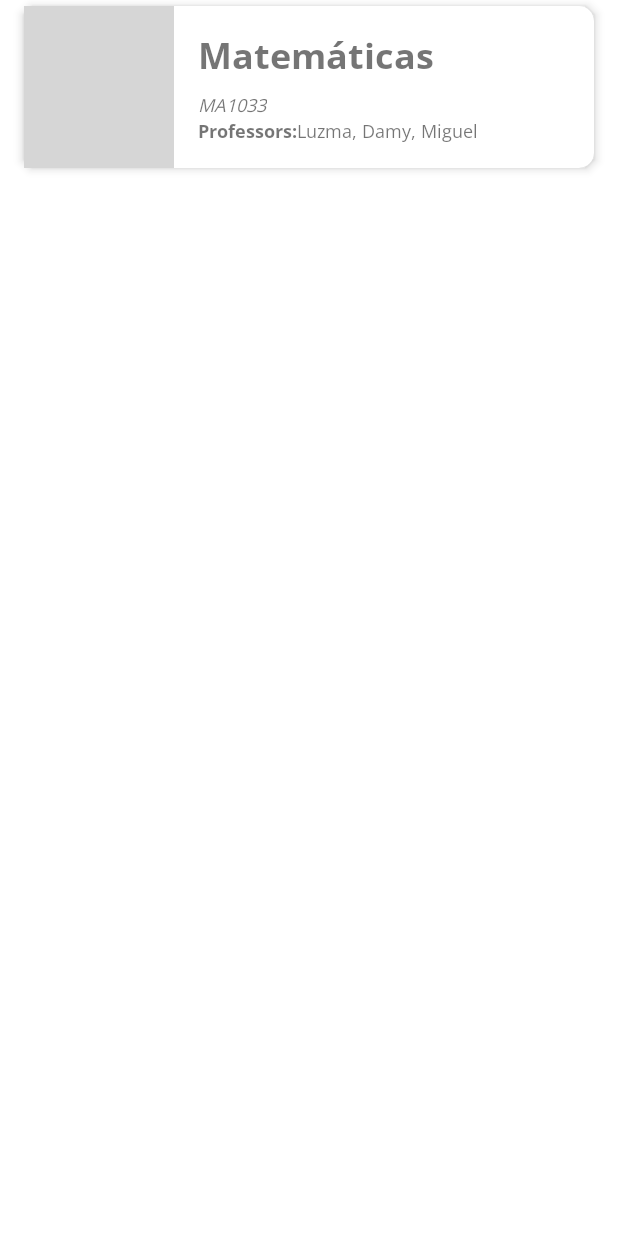
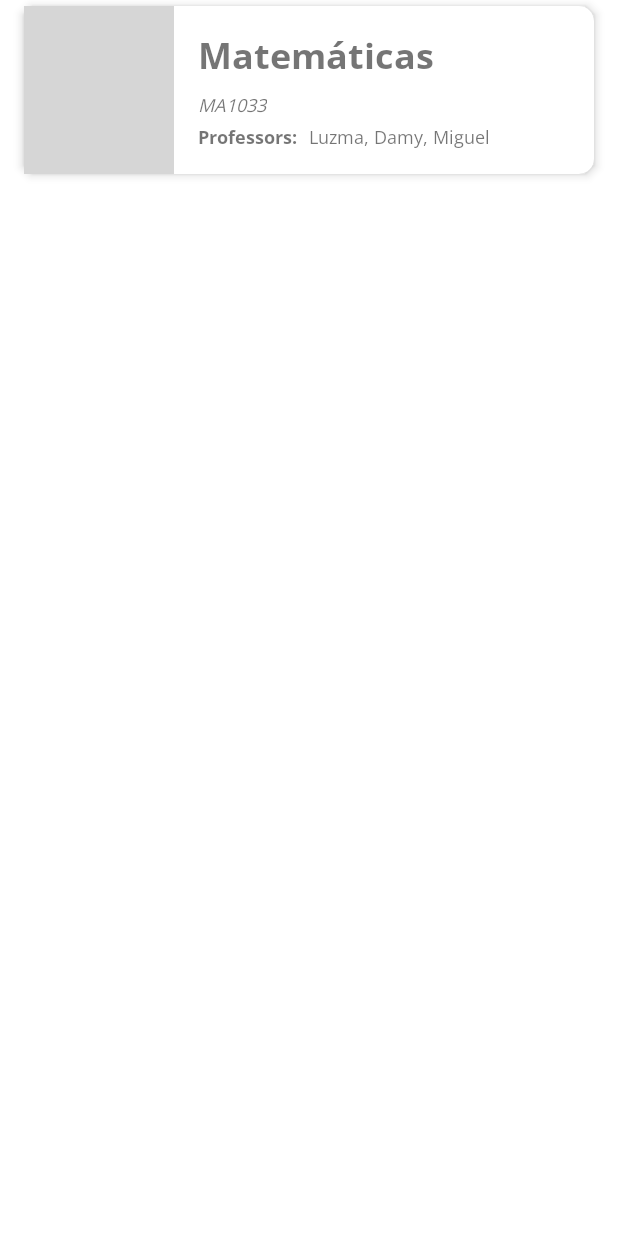
Before and after one commit to CarlosCRG19/Rusheers, an Android app: the layout item_class.xml on its own in the app's theme, with its tools: preview values and no code run, on a phone screen of 412 x 824 dp. Run offline under Robolectric (Android 15) with nearby library versions, the phone set to English and light mode, and no system bars; grey boxes are pictures that could not be loaded.

Commit message:
Added main activity, user can see classes

```diff
--- a/HackMTY/app/src/main/res/layout/item_class.xml
+++ b/HackMTY/app/src/main/res/layout/item_class.xml
@@ -59,6 +59,7 @@
                 android:layout_height="wrap_content"
                 android:layout_below="@+id/tvClassCode"
                 android:layout_alignStart="@+id/tvClassCode"
+                android:layout_marginTop="4dp"
                 android:fontFamily="@font/open_sans_bold"
                 android:textSize="12sp"
                 android:text="@string/professors_text"/>
@@ -67,9 +68,9 @@
                 android:id="@+id/tvProfessors"
                 android:layout_width="wrap_content"
                 android:layout_height="wrap_content"
-                android:layout_alignBottom="@id/textProfessors"
+                android:layout_alignTop="@id/textProfessors"
                 android:layout_toEndOf="@id/textProfessors"
-                android:layout_marginTop="4dp"
+                android:layout_marginStart="8dp"
                 android:fontFamily="@font/open_sans"
                 android:textSize="12sp"
                 tools:text="Luzma, Damy, Miguel"/>
```
Also changed, not shown: HackMTY/app/src/main/java/com/hackmty/MainActivity.java (+15 -0 lines), HackMTY/app/src/main/java/com/hackmty/adapters/ClassesAdapter.java (+13 -4 lines), HackMTY/app/src/main/java/com/hackmty/models/SchoolClass.java (+12 -0 lines).
